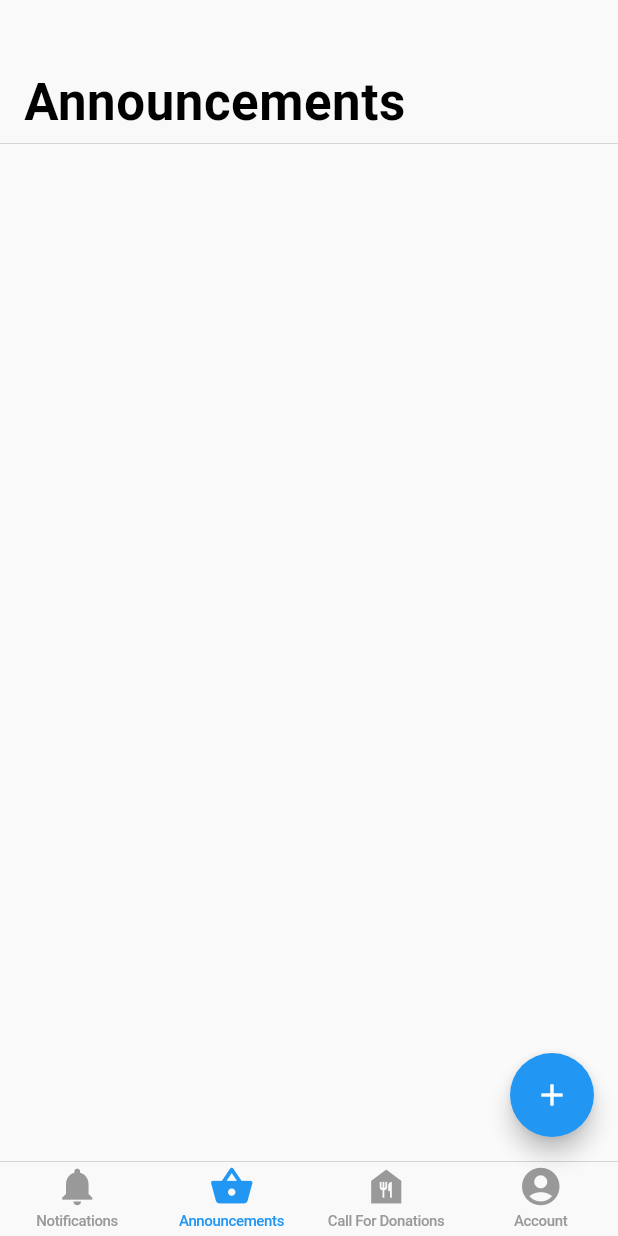
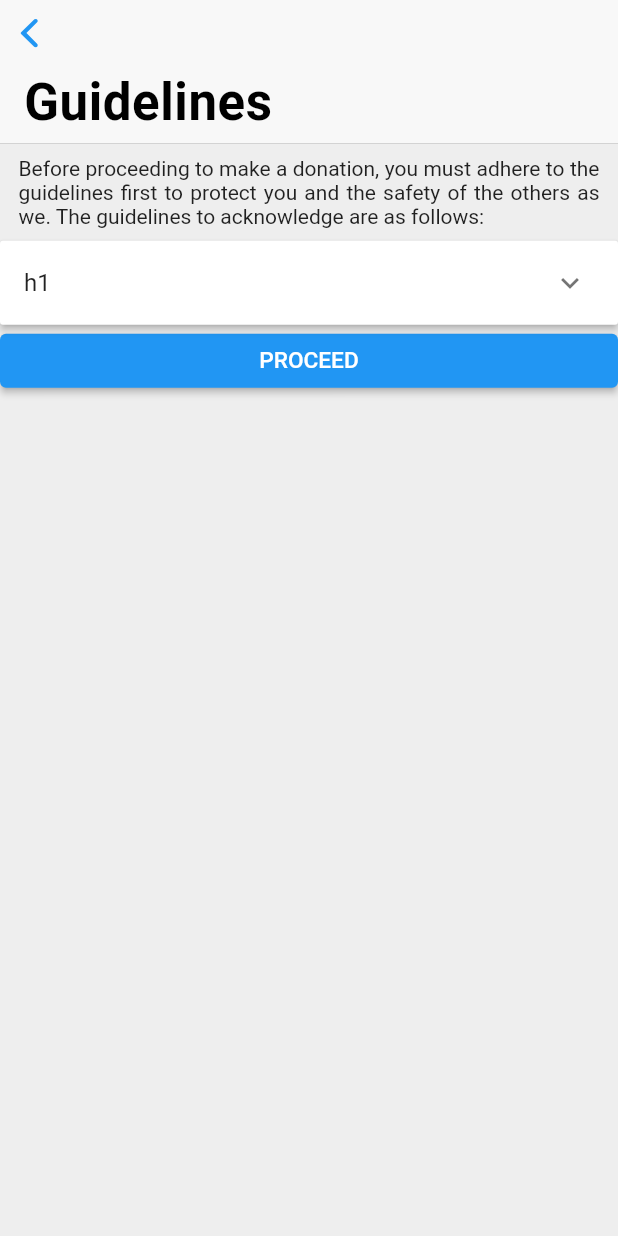
Before and after one commit to fhillipbagsic/Foodernity_Mobile, a Flutter app: the screen it shows after launch, item 2 of the bottom bar chosen, after a tap on the "add" icon, on a phone screen of 412 x 824 dp. Run offline on Flutter 3.47's test engine with Material 2 defaults, Android fonts, the phone set to English and light mode, and no system bars; our stand-ins replace form_field_validator, image_picker, sizer.

Commit message:
Add make a donation page

```diff
--- /dev/null
+++ b/lib/Classes/Item.dart
@@ -0,0 +1,13 @@
+// ignore_for_file: file_names
+
+class Item {
+  Item({
+    required this.expandedValue,
+    required this.headerValue,
+    this.isExpanded = true,
+  });
+
+  String expandedValue;
+  String headerValue;
+  bool isExpanded;
+}
--- a/lib/Pages/Account/Account.dart
+++ b/lib/Pages/Account/Account.dart
@@ -20,13 +20,16 @@ class _AccountState extends State<Account> {
             child: Center(child: CircularProgressIndicator()),
           );
         }
-        return const CustomScrollView(
+        return Container(
+          color: Colors.grey[200],
+          child: const CustomScrollView(
             slivers: [
               CupertinoSliverNavigationBar(
                 automaticallyImplyLeading: false,
                 largeTitle: Text('My Account'),
               )
             ],
+          ),
         );
       }),
     );
--- a/lib/Pages/Announcement/Announcement.dart
+++ b/lib/Pages/Announcement/Announcement.dart
@@ -20,13 +20,16 @@ class _AnnouncementState extends State<Announcement> {
             child: Center(child: CircularProgressIndicator()),
           );
         }
-        return const CustomScrollView(
+        return Container(
+          color: Colors.grey[200],
+          child: const CustomScrollView(
             slivers: [
               CupertinoSliverNavigationBar(
                 automaticallyImplyLeading: false,
                 largeTitle: Text('Announcements'),
               )
             ],
+          ),
         );
       }),
     );
--- a/lib/Pages/Home.dart
+++ b/lib/Pages/Home.dart
@@ -3,6 +3,7 @@ import 'package:flutter/material.dart';
 import 'package:foodernity_mobile/Pages/Account/Account.dart';
 import 'package:foodernity_mobile/Pages/Announcement/Announcement.dart';
 import 'package:foodernity_mobile/Pages/CallForDonation/CallForDonation.dart';
+import 'package:foodernity_mobile/Pages/MakeDonation/Guidelines.dart';
 import 'package:foodernity_mobile/Pages/Notifications/Notifications.dart';
 
 class Home extends StatefulWidget {
@@ -42,7 +43,12 @@ class _HomeState extends State<Home> {
           ]),
       floatingActionButton: _currentIndex == 1
           ? FloatingActionButton(
-              onPressed: () {},
+              onPressed: () {
+                Navigator.push(
+                    context,
+                    MaterialPageRoute(
+                        builder: (context) => const Guidelines()));
+              },
               child: const Icon(Icons.add),
             )
           : null,
--- /dev/null
+++ b/lib/Pages/MakeDonation/Guidelines.dart
@@ -0,0 +1,92 @@
+import 'package:flutter/cupertino.dart';
+import 'package:flutter/material.dart';
+import 'package:foodernity_mobile/Classes/Item.dart';
+import 'package:foodernity_mobile/Pages/MakeDonation/MakeDonation.dart';
+import 'package:sizer/sizer.dart';
+
+class Guidelines extends StatefulWidget {
+  const Guidelines({Key? key}) : super(key: key);
+
+  @override
+  State<Guidelines> createState() => _GuidelinesState();
+}
+
+class _GuidelinesState extends State<Guidelines> {
+  @override
+  Widget build(BuildContext context) {
+    return Scaffold(
+      body: SafeArea(
+        child: Container(
+          color: Colors.grey[200],
+          child: CustomScrollView(
+            slivers: [
+              const CupertinoSliverNavigationBar(
+                largeTitle: Text('Guidelines'),
+              ),
+              _description(),
+              _guidelines(),
+              _proceedButton()
+            ],
+          ),
+        ),
+      ),
+    );
+  }
+
+  Widget _description() {
+    String description =
+        "Before proceeding to make a donation, you must adhere to the guidelines first to protect you and the safety of the others as we. The guidelines to acknowledge are as follows:";
+    return SliverToBoxAdapter(
+      child: Container(
+        padding: EdgeInsets.symmetric(horizontal: 3.w, vertical: 1.h),
+        child: Text(
+          description,
+          textAlign: TextAlign.justify,
+        ),
+      ),
+    );
+  }
+
+  List<Item> guidelinesList() {
+    return [Item(headerValue: 'h1', expandedValue: 'e1')];
+  }
+
+  Widget _guidelines() {
+    return SliverToBoxAdapter(
+      child: ExpansionPanelList(
+        expansionCallback: ((index, isExpanded) {
+          setState(() {
+            guidelinesList()[index].isExpanded = true;
+          });
+        }),
+        children: guidelinesList().map((guideline) {
+          return ExpansionPanel(
+              headerBuilder: ((context, isExpanded) {
+                return ListTile(
+                  title: Text(guideline.headerValue),
+                );
+              }),
+              body: ListTile(
+                title: Text(guideline.expandedValue),
+              ),
+              isExpanded: false);
+        }).toList(),
+      ),
+    );
+  }
+
+  Widget _proceedButton() {
+    return SliverToBoxAdapter(
+      child: SizedBox(
+        width: double.infinity,
+        child: ElevatedButton(
+          onPressed: () {
+            Navigator.push(context,
+                MaterialPageRoute(builder: (context) => const MakeDonation()));
+          },
+          child: Text('PROCEED', style: TextStyle(fontSize: 11.sp)),
+        ),
+      ),
+    );
+  }
+}
--- a/lib/Pages/Notifications/Notifications.dart
+++ b/lib/Pages/Notifications/Notifications.dart
@@ -20,13 +20,16 @@ class _NotificationsState extends State<Notifications> {
             child: Center(child: CircularProgressIndicator()),
           );
         }
-        return const CustomScrollView(
+        return Container(
+          color: Colors.grey[200],
+          child: const CustomScrollView(
             slivers: [
               CupertinoSliverNavigationBar(
                 automaticallyImplyLeading: false,
                 largeTitle: Text('Notifications'),
               )
             ],
+          ),
         );
       }),
     );
```
Also changed, not shown: lib/Pages/CallForDonation/CallForDonation.dart (+9 -6 lines), lib/Pages/MakeDonation/MakeDonation.dart (added, +72 -0 lines). Lines whose indentation alone changed are shown as unchanged.
